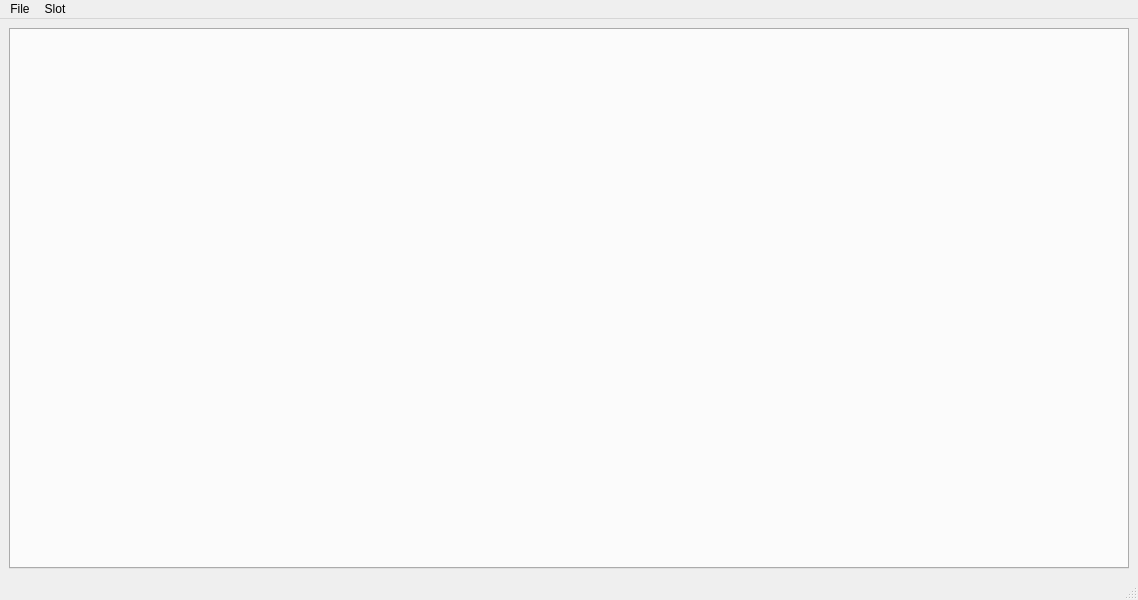
Old version of the form gui/mhwisaveeditor.ui in the repository EnderHDMC/MHWISaveEditor.
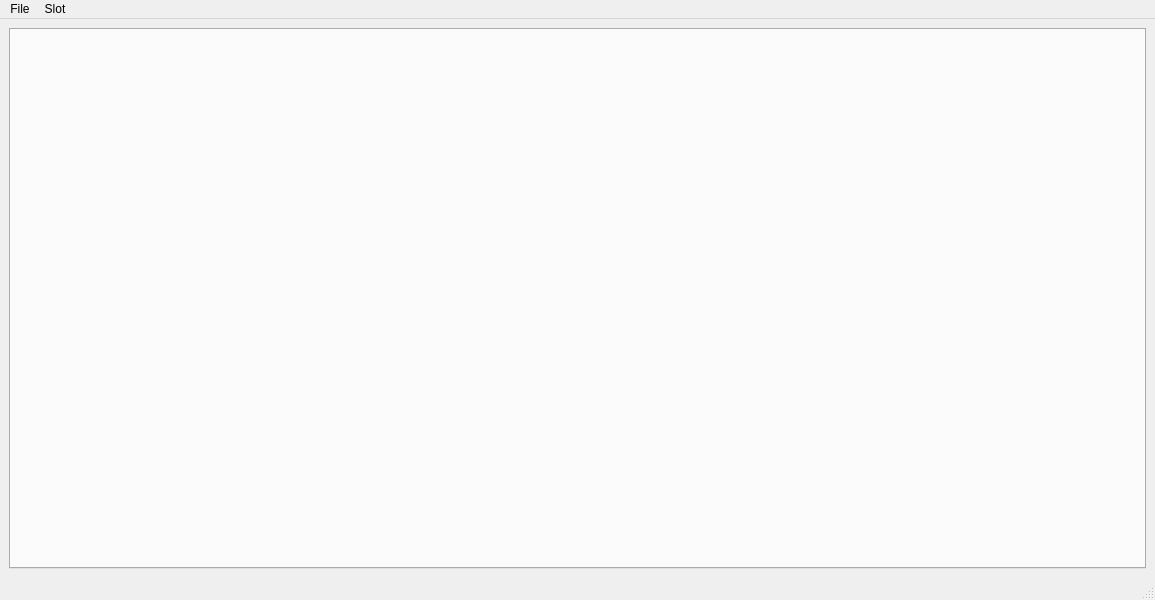
New version of the form.

Patch:
```diff
--- a/gui/mhwisaveeditor.ui
+++ b/gui/mhwisaveeditor.ui
@@ -6,7 +6,7 @@
    <rect>
     <x>0</x>
     <y>0</y>
-    <width>1138</width>
+    <width>1155</width>
     <height>600</height>
    </rect>
   </property>
@@ -35,7 +35,7 @@
     <rect>
      <x>0</x>
      <y>0</y>
-     <width>1138</width>
+     <width>1155</width>
      <height>22</height>
     </rect>
    </property>
```
